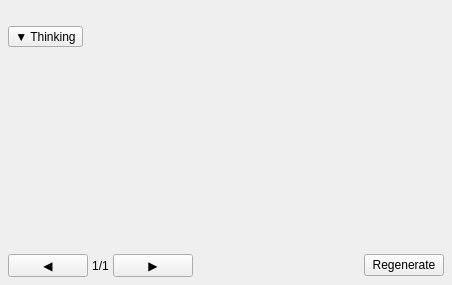
The window that AIOneQTWidgets/messagewidget.ui (Iemand005/Singularity) describes before a commit, drawn with Qt 5.
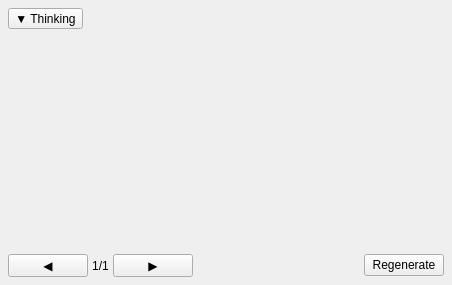
The same window after the commit.

Commit message: dang it

What changed in the file:
```diff
--- a/AIOneQTWidgets/messagewidget.ui
+++ b/AIOneQTWidgets/messagewidget.ui
@@ -26,26 +26,6 @@
    <property name="bottomMargin">
     <number>8</number>
    </property>
-   <item>
-    <layout class="QHBoxLayout" name="contentLayout">
-     <item>
-      <widget class="QLabel" name="textLabel">
-       <property name="text">
-        <string/>
-       </property>
-       <property name="alignment">
-        <set>Qt::AlignmentFlag::AlignLeading|Qt::AlignmentFlag::AlignLeft|Qt::AlignmentFlag::AlignTop</set>
-       </property>
-       <property name="wordWrap">
-        <bool>true</bool>
-       </property>
-       <property name="textInteractionFlags">
-        <set>Qt::TextInteractionFlag::TextSelectableByMouse</set>
-       </property>
-      </widget>
-     </item>
-    </layout>
-   </item>
    <item>
     <layout class="QVBoxLayout" name="thinkLayout">
      <property name="spacing">
@@ -116,6 +96,26 @@
      </item>
     </layout>
    </item>
+   <item>
+    <layout class="QHBoxLayout" name="contentLayout">
+     <item>
+      <widget class="QLabel" name="textLabel">
+       <property name="text">
+        <string/>
+       </property>
+       <property name="alignment">
+        <set>Qt::AlignmentFlag::AlignLeading|Qt::AlignmentFlag::AlignLeft|Qt::AlignmentFlag::AlignTop</set>
+       </property>
+       <property name="wordWrap">
+        <bool>true</bool>
+       </property>
+       <property name="textInteractionFlags">
+        <set>Qt::TextInteractionFlag::TextSelectableByMouse</set>
+       </property>
+      </widget>
+     </item>
+    </layout>
+   </item>
    <item>
     <layout class="QHBoxLayout" name="versionLayout">
      <property name="spacing">
```
